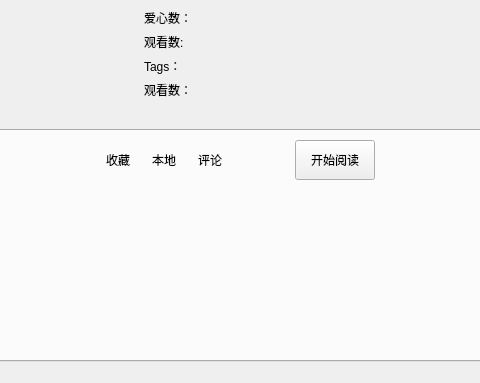
Before: the Qt Designer form ui/ui_book_info.ui in tonquer/JMComic-qt, drawn with Qt 5; both pictures show x 183 to 663 and y 322 to 705 of the 838 by 705 pixel window.
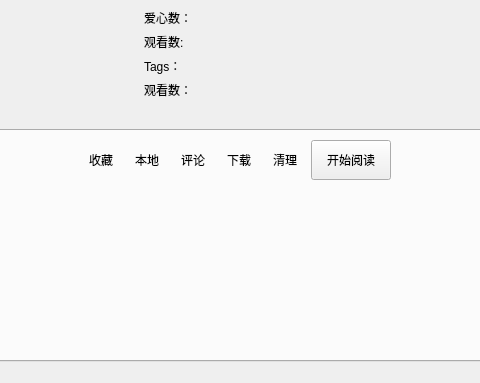
After: the same form once the commit is applied. Icons and pictures are not drawn. Custom widgets are drawn as their Qt base class.

Commit message: 修复部分图片无法下载

```diff
--- a/ui/ui_book_info.ui
+++ b/ui/ui_book_info.ui
@@ -518,7 +518,7 @@
                   <string notr="true">background-color:transparent;</string>
                  </property>
                  <property name="text">
-                  <string/>
+                  <string>下载</string>
                  </property>
                  <property name="icon">
                   <iconset resource="../res/images.qrc">
@@ -530,6 +530,35 @@
                    <height>50</height>
                   </size>
                  </property>
+                 <property name="toolButtonStyle">
+                  <enum>Qt::ToolButtonTextBesideIcon</enum>
+                 </property>
+                </widget>
+               </item>
+               <item>
+                <widget class="QToolButton" name="clearButton">
+                 <property name="minimumSize">
+                  <size>
+                   <width>40</width>
+                   <height>40</height>
+                  </size>
+                 </property>
+                 <property name="text">
+                  <string>清理</string>
+                 </property>
+                 <property name="icon">
+                  <iconset resource="../res/images.qrc">
+                   <normaloff>:/png/icon/clear_off.png</normaloff>:/png/icon/clear_off.png</iconset>
+                 </property>
+                 <property name="iconSize">
+                  <size>
+                   <width>50</width>
+                   <height>50</height>
+                  </size>
+                 </property>
+                 <property name="toolButtonStyle">
+                  <enum>Qt::ToolButtonTextBesideIcon</enum>
+                 </property>
                 </widget>
                </item>
                <item>
```
Left out of the diff: 25 changed lines with no effect on the pictures. The commit also changes 16 other files.
